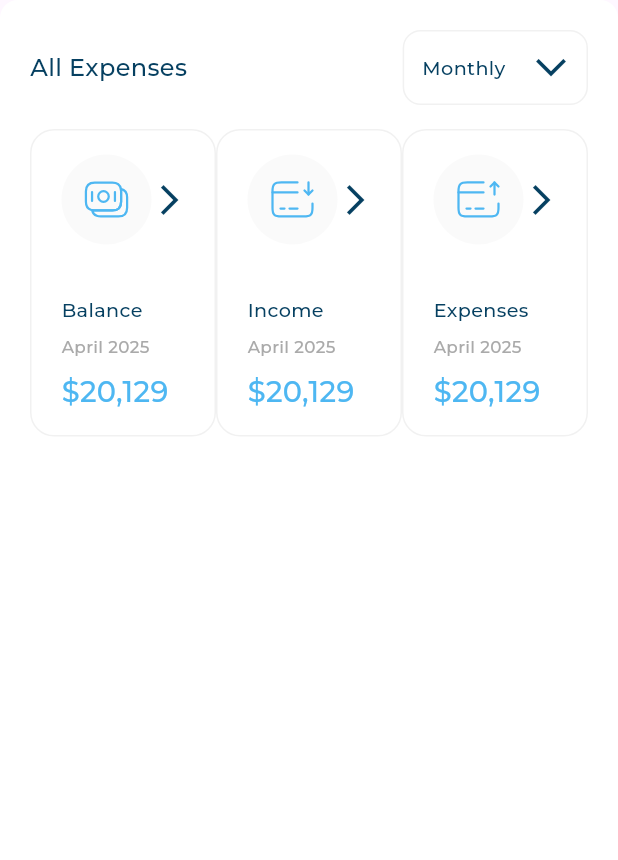
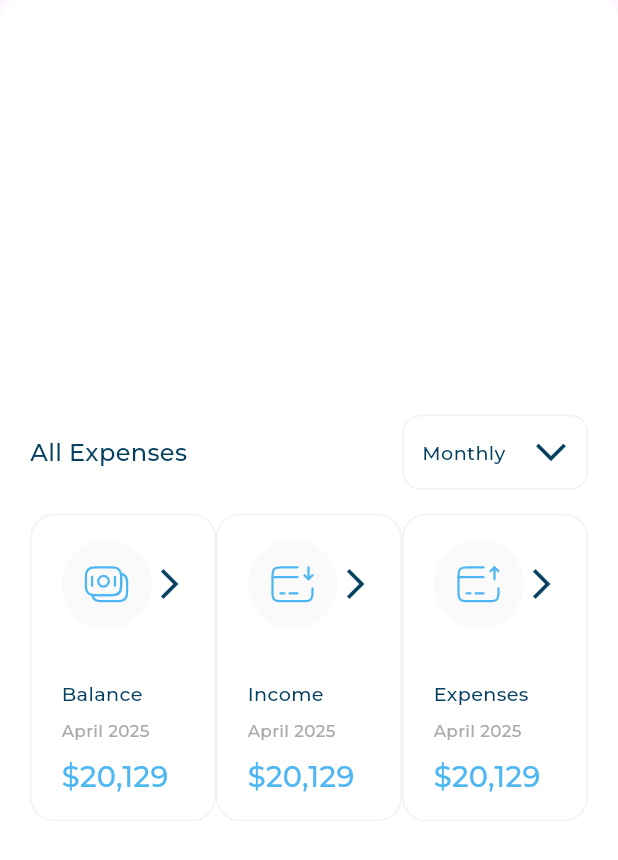
Before and after one commit to Jehad630/responsive_dashborad, a Flutter app: the All_Expenses widget shown alone on an empty page, opened directly, on a phone screen of 412 x 824 dp. Shown: the top 860 px of the screen. Run offline on Flutter 3.47's test engine with Material 3 defaults, Android fonts, the light colour scheme and no system bars; our stand-ins replace flutter_svg; project files that could hold a hidden picture were left out.

Commit message:
Making quick invoice section

```diff
--- a/lib/features/widgets/all__expenses.dart
+++ b/lib/features/widgets/all__expenses.dart
@@ -3,21 +3,16 @@ import 'package:responsive_dashborad/core/models/allexpenses_item_model.dart';
 import 'package:responsive_dashborad/core/utils/app_images.dart';
 import 'package:responsive_dashborad/features/widgets/all__expenses_header.dart';
 import 'package:responsive_dashborad/features/widgets/all__expenses_item.dart';
+import 'package:responsive_dashborad/features/widgets/custom_back_ground_container.dart';
 
 class All_Expenses extends StatelessWidget {
   const All_Expenses({super.key});
 
   @override
   Widget build(BuildContext context) {
-    return Container(
-      padding: EdgeInsets.all(20),
-      decoration: ShapeDecoration(
-        color: Colors.white,
-        shape: RoundedRectangleBorder(
-          borderRadius: BorderRadiusGeometry.circular(12),
-        ),
-      ),
+    return CustomBackGroundContainer(
       child: Column(
+        mainAxisAlignment: .center,
         children: [
           All_Expenses_header(),
           SizedBox(height: 16),
--- /dev/null
+++ b/lib/features/widgets/custom_back_ground_container.dart
@@ -0,0 +1,24 @@
+import 'package:flutter/material.dart';
+
+class CustomBackGroundContainer extends StatelessWidget {
+  const CustomBackGroundContainer({
+    super.key,
+    required this.child,
+    this.padding,
+  });
+  final Widget child;
+  final double? padding;
+  @override
+  Widget build(BuildContext context) {
+    return Container(
+      padding: EdgeInsets.all(padding ?? 20),
+      decoration: ShapeDecoration(
+        color: Colors.white,
+        shape: RoundedRectangleBorder(
+          borderRadius: BorderRadiusGeometry.circular(12),
+        ),
+      ),
+      child: child,
+    );
+  }
+}
--- a/lib/features/widgets/dashboard_desktop_layout.dart
+++ b/lib/features/widgets/dashboard_desktop_layout.dart
@@ -1,7 +1,9 @@
 import 'package:flutter/material.dart';
 import 'package:responsive_dashborad/features/widgets/all__expenses.dart';
+import 'package:responsive_dashborad/features/widgets/custom_back_ground_container.dart';
 
 import 'package:responsive_dashborad/features/widgets/custom_drawer.dart';
+import 'package:responsive_dashborad/features/widgets/quick_invoice.dart';
 
 class DashboardDesktopLayout extends StatelessWidget {
   const DashboardDesktopLayout({super.key});
@@ -15,7 +17,9 @@ class DashboardDesktopLayout extends StatelessWidget {
           SizedBox(width: 32),
           Expanded(
             flex: 2,
-            child: Column(children: [Expanded(child: All_Expenses())]),
+            child: Column(
+              children: [All_Expenses(), SizedBox(height: 24), QuickInvoice()],
+            ),
           ),
         ],
       ),
```
Also changed, not shown: lib/features/widgets/quick_invoice.dart (added, +14 -0 lines), lib/features/widgets/quick_invoice_header.dart (added, +25 -0 lines).
